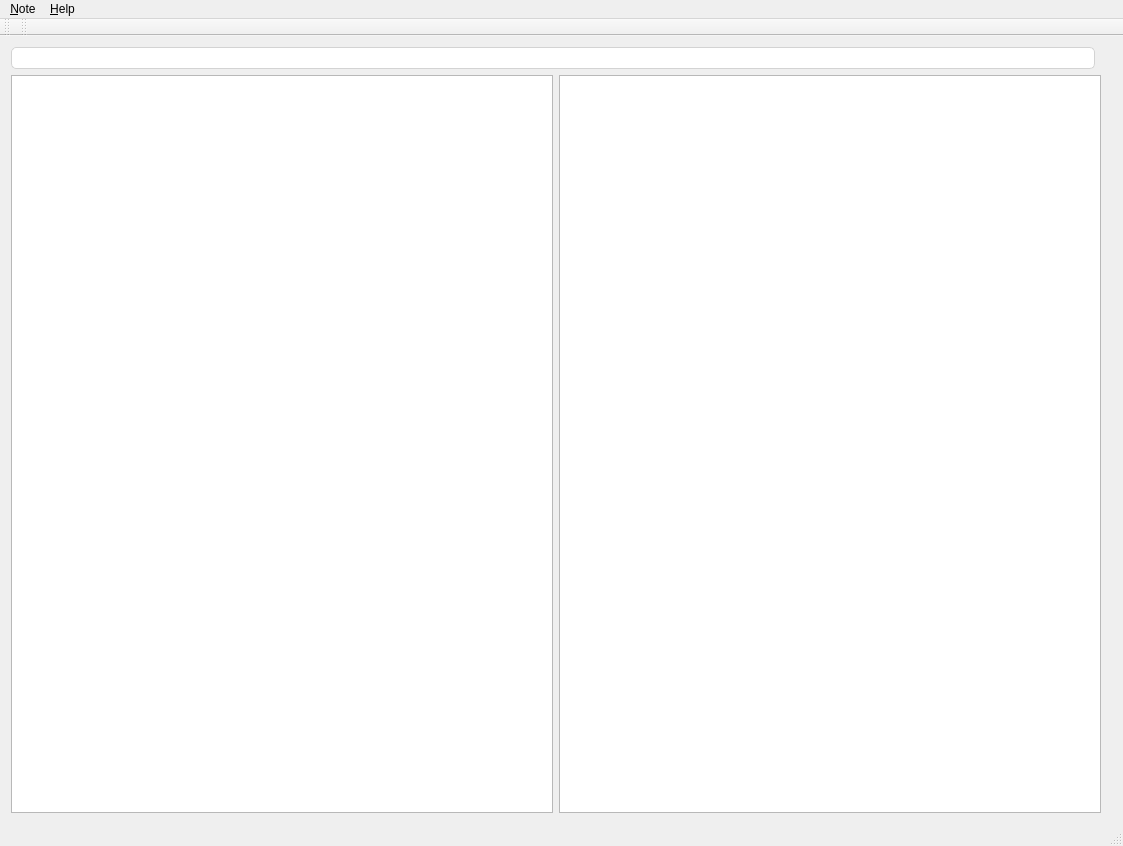
Qt form src/mainwindow.ui (pbek/QOwnNotes) before a commit.
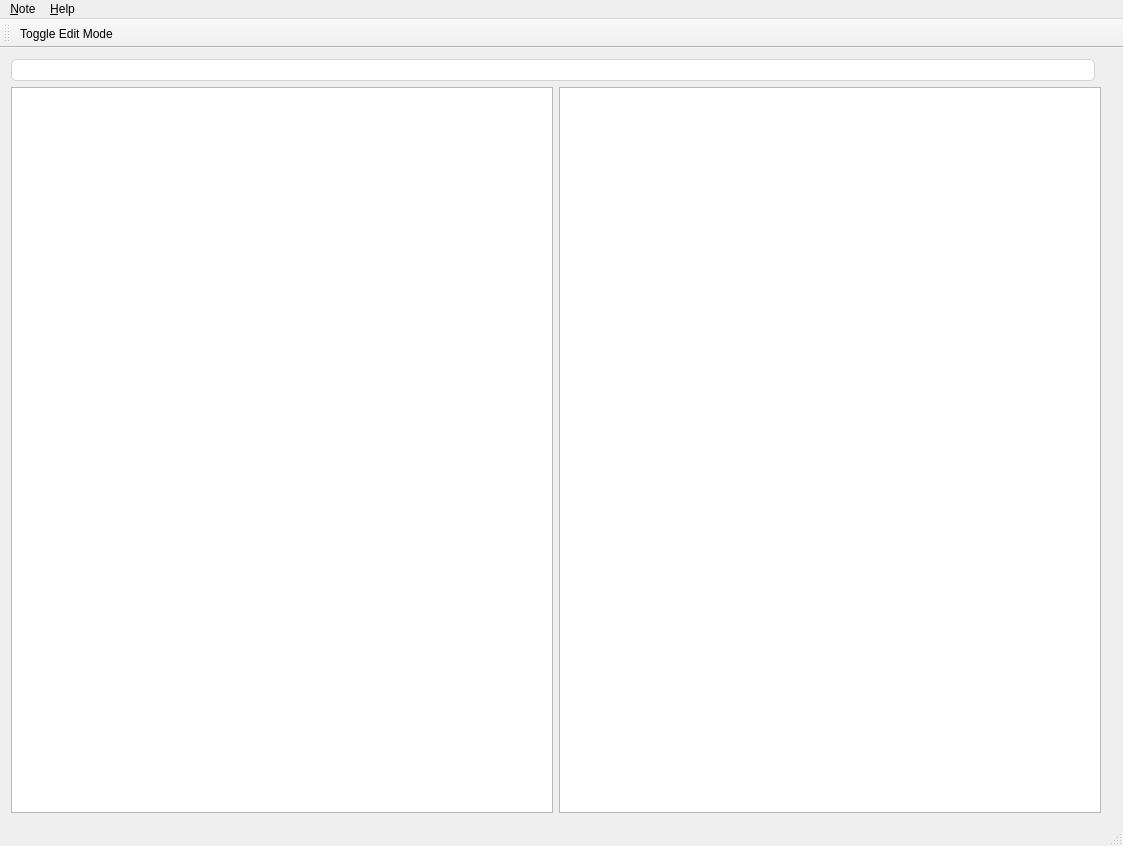
The same form after that commit. Icons and pictures are not drawn.

Commit message: integrated the markdown library hoedown for some markdown to html rendering

Diff of the .ui file:
```diff
--- a/src/mainwindow.ui
+++ b/src/mainwindow.ui
@@ -48,8 +48,8 @@
          <string>&lt;!DOCTYPE HTML PUBLIC &quot;-//W3C//DTD HTML 4.0//EN&quot; &quot;http://www.w3.org/TR/REC-html40/strict.dtd&quot;&gt;
 &lt;html&gt;&lt;head&gt;&lt;meta name=&quot;qrichtext&quot; content=&quot;1&quot; /&gt;&lt;style type=&quot;text/css&quot;&gt;
 p, li { white-space: pre-wrap; }
-&lt;/style&gt;&lt;/head&gt;&lt;body style=&quot; font-family:'Oxygen-Sans Sans-Book'; font-size:11pt; font-weight:400; font-style:normal;&quot;&gt;
-&lt;p style=&quot;-qt-paragraph-type:empty; margin-top:0px; margin-bottom:0px; margin-left:0px; margin-right:0px; -qt-block-indent:0; text-indent:0px;&quot;&gt;&lt;br /&gt;&lt;/p&gt;&lt;/body&gt;&lt;/html&gt;</string>
+&lt;/style&gt;&lt;/head&gt;&lt;body style=&quot; font-family:'Oxygen-Sans'; font-size:11pt; font-weight:400; font-style:normal;&quot;&gt;
+&lt;p style=&quot;-qt-paragraph-type:empty; margin-top:0px; margin-bottom:0px; margin-left:0px; margin-right:0px; -qt-block-indent:0; text-indent:0px; font-family:'Oxygen-Sans Sans-Book';&quot;&gt;&lt;br /&gt;&lt;/p&gt;&lt;/body&gt;&lt;/html&gt;</string>
         </property>
         <property name="acceptRichText">
          <bool>false</bool>
@@ -124,21 +124,11 @@
     <enum>TopToolBarArea</enum>
    </attribute>
    <attribute name="toolBarBreak">
-    <bool>false</bool>
+    <bool>true</bool>
    </attribute>
+   <addaction name="actionToggleEditMode"/>
   </widget>
   <widget class="QStatusBar" name="statusBar"/>
-  <widget class="QToolBar" name="toolBar">
-   <property name="windowTitle">
-    <string>toolBar</string>
-   </property>
-   <attribute name="toolBarArea">
-    <enum>TopToolBarArea</enum>
-   </attribute>
-   <attribute name="toolBarBreak">
-    <bool>false</bool>
-   </attribute>
-  </widget>
   <action name="action_Quit">
    <property name="text">
     <string>&amp;Quit</string>
@@ -186,6 +176,23 @@
     <string>Ctrl+N</string>
    </property>
   </action>
+  <action name="actionToggleEditMode">
+   <property name="checkable">
+    <bool>true</bool>
+   </property>
+   <property name="icon">
+    <iconset theme="edit"/>
+   </property>
+   <property name="text">
+    <string>Toggle Edit Mode</string>
+   </property>
+   <property name="toolTip">
+    <string>Toggle Edit Mode</string>
+   </property>
+   <property name="shortcut">
+    <string>Ctrl+E</string>
+   </property>
+  </action>
  </widget>
  <layoutdefault spacing="6" margin="11"/>
  <resources>
```
Left out of the diff: 2 changed lines with no effect on the pictures. The commit also changes 22 other files.
